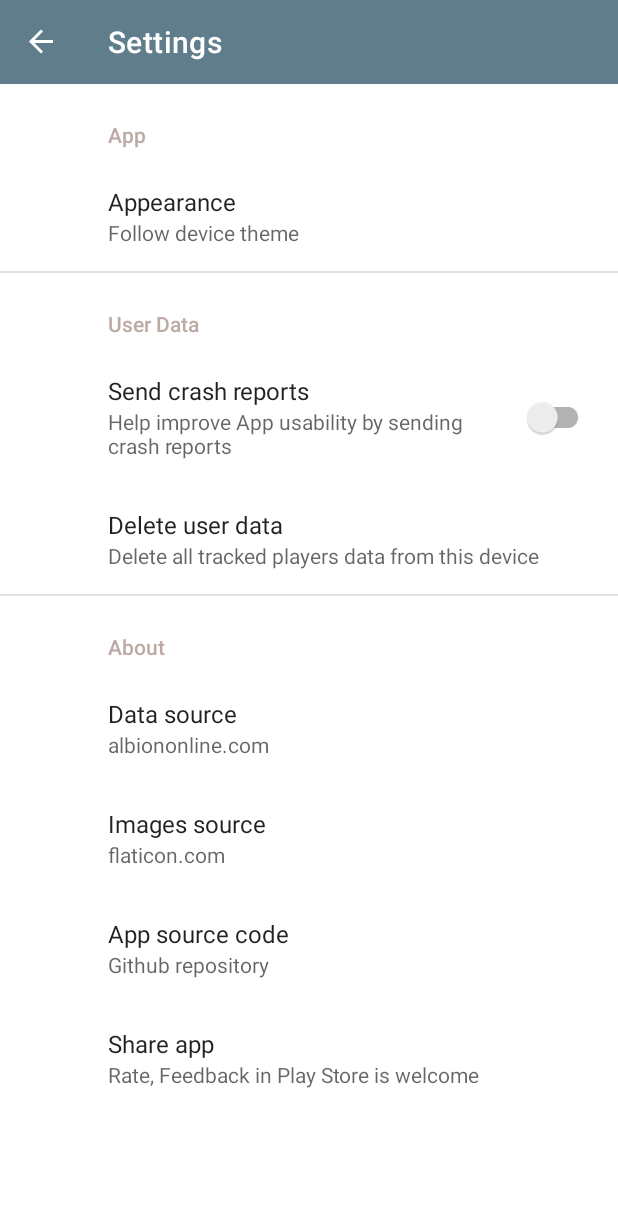
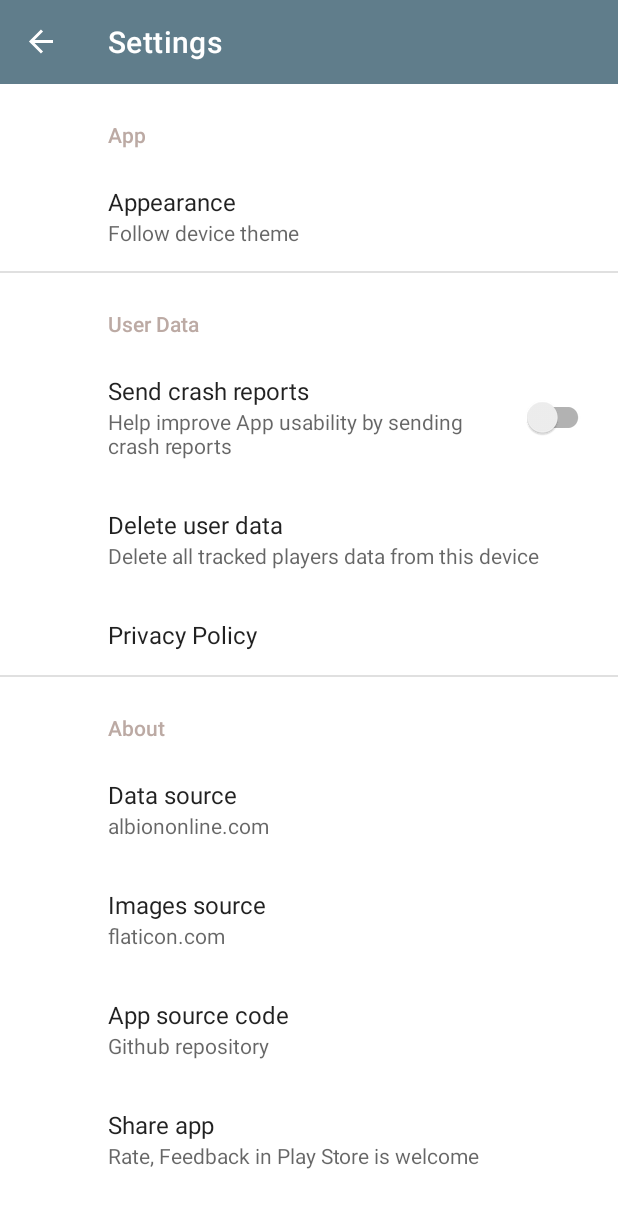
Before and after one commit to darkwhite220/AlbionOnlinePlayerStats, an Android app: the SettingsFragment screen opened through its navigation route, on a phone screen of 412 x 824 dp. Shown: the top 1208 px of the screen. Run offline under Robolectric (Android 15) with nearby library versions, the phone set to English and light mode, and no system bars; our stand-ins replace Dagger/Hilt's generated code, androidx.preference, data binding, navigation-ui; 16 statements that could not run were skipped.

Commit message:
Add: privacy policy

```diff
--- a/app/build.gradle
+++ b/app/build.gradle
@@ -27,7 +27,7 @@ android {
 
     buildTypes {
         release {
-            minifyEnabled false
+            minifyEnabled true
             proguardFiles getDefaultProguardFile('proguard-android-optimize.txt'), 'proguard-rules.pro'
         }
         debug {
--- a/app/src/main/res/values/strings.xml
+++ b/app/src/main/res/values/strings.xml
@@ -75,6 +75,8 @@
     <string name="send_crash_reports_desc">Help improve App usability by sending crash reports</string>
     <string name="delete_user_data">Delete user data</string>
     <string name="delete_used_data_desc">Delete all tracked players data from this device</string>
+    <string name="privacy_policy">Privacy Policy</string>
+    <string name="privacy_policy_url">https://pages.flycricket.io/albion-online-player/privacy.html</string>
 
     <!-- About Preferences -->
     <string name="data_source">Data source</string>
--- a/app/src/main/res/xml/root_preferences.xml
+++ b/app/src/main/res/xml/root_preferences.xml
@@ -25,6 +25,13 @@
             app:key="delete_user_data"
             app:summary="@string/delete_used_data_desc"
             app:title="@string/delete_user_data" />
+
+        <Preference
+            app:title="@string/privacy_policy">
+            <intent
+                android:action="android.intent.action.VIEW"
+                android:data="@string/privacy_policy_url" />
+        </Preference>
 
     </PreferenceCategory>
 
```
Also changed, not shown: 1 other file.
